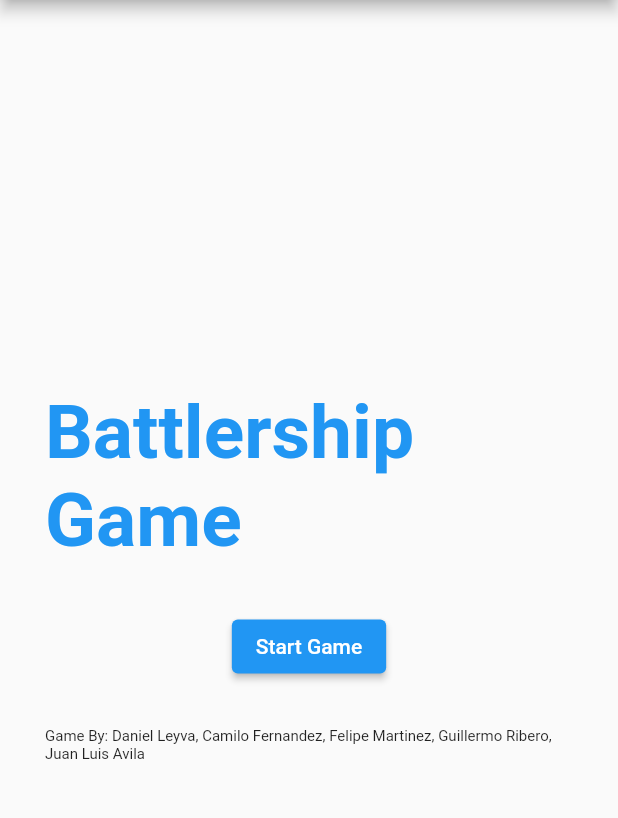
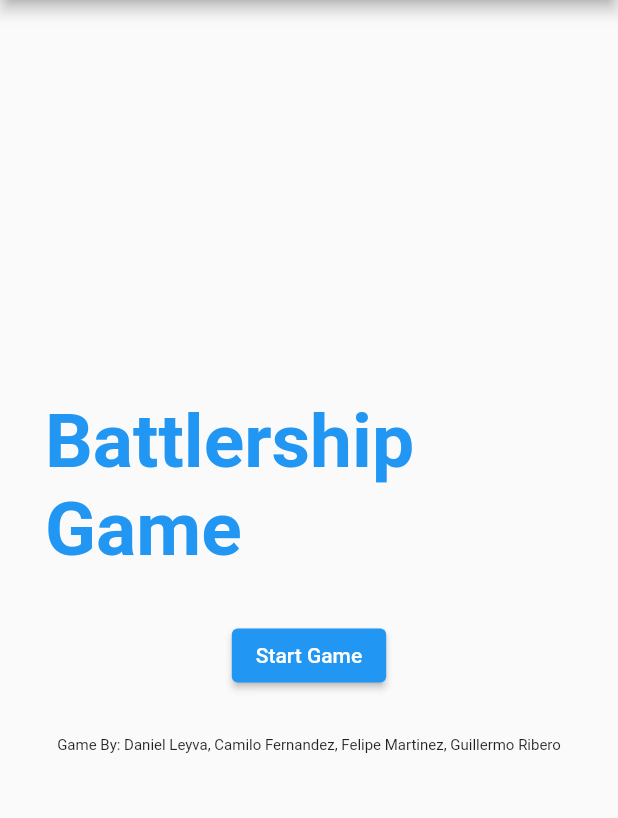
Before and after one commit to dleyvacastro/BattleNavi, a Flutter app: the screen it shows after launch, on a phone screen of 412 x 824 dp, the part 84-902 px from its top. Run offline on Flutter 3.47's test engine with Material 2 defaults, Android fonts, the phone set to English and light mode, and no system bars; our stand-ins replace confetti, get.

Commit message:
remove name

```diff
--- a/lib/ui/pages/MyHome.dart
+++ b/lib/ui/pages/MyHome.dart
@@ -42,7 +42,7 @@ class _AppState extends State<App> {
                 margin: const EdgeInsets.all(30),
 
                 child: const Text(
-                  'Game By: Daniel Leyva, Camilo Fernandez, Felipe Martinez, Guillermo Ribero, Juan Luis Avila',
+                  'Game By: Daniel Leyva, Camilo Fernandez, Felipe Martinez, Guillermo Ribero',
                   style: TextStyle(fontSize: 10),
                 ),
               ),
```
